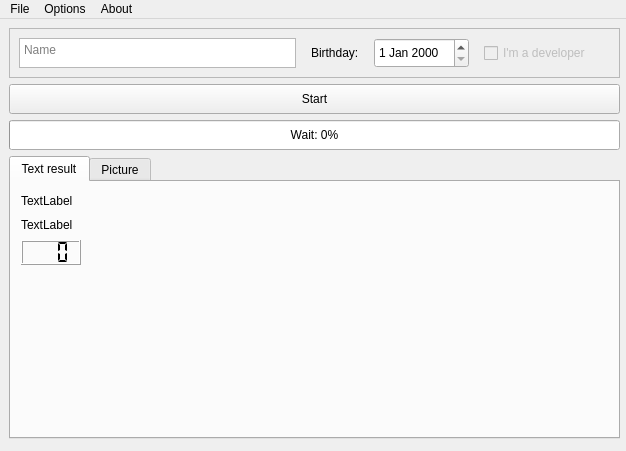
Before: the Qt Designer form QuteSample/mainwindow.ui in DarkCat09/qutesample, drawn with Qt 5.
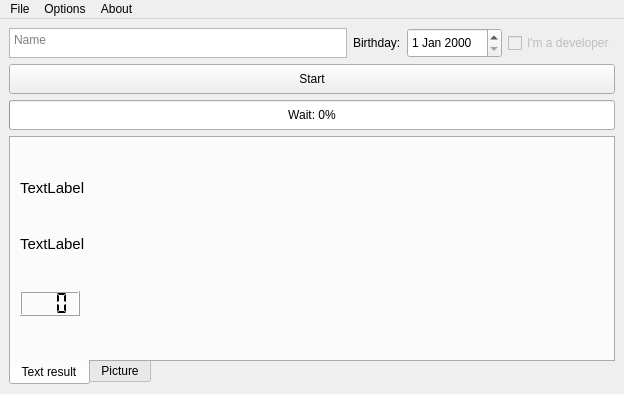
After: the same form once the commit is applied. The open tabs and pages were chosen to show the change.

The edit to the form file:
```diff
--- a/QuteSample/mainwindow.ui
+++ b/QuteSample/mainwindow.ui
@@ -6,121 +6,16 @@
    <rect>
     <x>0</x>
     <y>0</y>
-    <width>626</width>
-    <height>451</height>
+    <width>624</width>
+    <height>394</height>
    </rect>
   </property>
   <property name="windowTitle">
    <string>MainWindow</string>
   </property>
   <widget class="QWidget" name="centralwidget">
-   <widget class="QWidget" name="layoutWidget">
-    <property name="geometry">
-     <rect>
-      <x>9</x>
-      <y>9</y>
-      <width>611</width>
-      <height>411</height>
-     </rect>
-    </property>
-    <layout class="QVBoxLayout" name="verticalLayout">
-     <item>
-      <widget class="QFrame" name="frame">
-       <property name="minimumSize">
-        <size>
-         <width>0</width>
-         <height>50</height>
-        </size>
-       </property>
-       <property name="frameShape">
-        <enum>QFrame::StyledPanel</enum>
-       </property>
-       <property name="frameShadow">
-        <enum>QFrame::Raised</enum>
-       </property>
-       <widget class="QWidget" name="layoutWidget">
-        <property name="geometry">
-         <rect>
-          <x>10</x>
-          <y>0</y>
-          <width>572</width>
-          <height>51</height>
-         </rect>
-        </property>
-        <layout class="QHBoxLayout" name="horizontalLayout_2">
-         <property name="spacing">
-          <number>15</number>
-         </property>
-         <item>
-          <widget class="QPlainTextEdit" name="plainTextEdit_2">
-           <property name="maximumSize">
-            <size>
-             <width>16777215</width>
-             <height>30</height>
-            </size>
-           </property>
-           <property name="placeholderText">
-            <string>Name</string>
-           </property>
-          </widget>
-         </item>
-         <item>
-          <widget class="QLabel" name="label_2">
-           <property name="maximumSize">
-            <size>
-             <width>16777215</width>
-             <height>30</height>
-            </size>
-           </property>
-           <property name="text">
-            <string>Birthday:</string>
-           </property>
-          </widget>
-         </item>
-         <item>
-          <widget class="QDateEdit" name="dateEdit_2">
-           <property name="maximumSize">
-            <size>
-             <width>16777215</width>
-             <height>30</height>
-            </size>
-           </property>
-          </widget>
-         </item>
-         <item>
-          <widget class="QCheckBox" name="checkBox_2">
-           <property name="enabled">
-            <bool>false</bool>
-           </property>
-           <property name="maximumSize">
-            <size>
-             <width>16777215</width>
-             <height>30</height>
-            </size>
-           </property>
-           <property name="text">
-            <string>I'm a developer</string>
-           </property>
-          </widget>
-         </item>
-        </layout>
-       </widget>
-      </widget>
-     </item>
-     <item>
-      <widget class="QPushButton" name="pushButton">
-       <property name="minimumSize">
-        <size>
-         <width>0</width>
-         <height>30</height>
-        </size>
-       </property>
-       <property name="text">
-        <string>Start</string>
-       </property>
-      </widget>
-     </item>
-     <item>
+   <layout class="QGridLayout" name="gridLayout_2">
+    <item row="2" column="0">
       <widget class="QProgressBar" name="progressBar">
        <property name="minimumSize">
         <size>
@@ -136,27 +31,41 @@
        </property>
       </widget>
      </item>
-     <item>
+    <item row="3" column="0">
       <widget class="QTabWidget" name="tabWidget">
+      <property name="sizePolicy">
+       <sizepolicy hsizetype="MinimumExpanding" vsizetype="MinimumExpanding">
+        <horstretch>0</horstretch>
+        <verstretch>0</verstretch>
+       </sizepolicy>
+      </property>
+      <property name="tabPosition">
+       <enum>QTabWidget::South</enum>
+      </property>
+      <property name="tabShape">
+       <enum>QTabWidget::Rounded</enum>
+      </property>
        <property name="currentIndex">
-        <number>1</number>
+       <number>0</number>
        </property>
        <widget class="QWidget" name="tab">
         <attribute name="title">
          <string>Text result</string>
         </attribute>
-        <widget class="QWidget" name="layoutWidget">
-         <property name="geometry">
-          <rect>
-           <x>10</x>
-           <y>10</y>
-           <width>561</width>
-           <height>73</height>
-          </rect>
-         </property>
-         <layout class="QVBoxLayout" name="verticalLayout_2">
-          <item>
+       <layout class="QGridLayout" name="gridLayout_3">
+        <item row="0" column="0">
            <widget class="QLabel" name="label_greeting">
+          <property name="sizePolicy">
+           <sizepolicy hsizetype="Expanding" vsizetype="Maximum">
+            <horstretch>0</horstretch>
+            <verstretch>0</verstretch>
+           </sizepolicy>
+          </property>
+          <property name="font">
+           <font>
+            <pointsize>11</pointsize>
+           </font>
+          </property>
             <property name="text">
              <string>TextLabel</string>
             </property>
@@ -171,15 +80,32 @@
             </property>
            </widget>
           </item>
-          <item>
+        <item row="1" column="0">
            <widget class="QLabel" name="label_birthday">
+          <property name="sizePolicy">
+           <sizepolicy hsizetype="Expanding" vsizetype="Maximum">
+            <horstretch>0</horstretch>
+            <verstretch>0</verstretch>
+           </sizepolicy>
+          </property>
+          <property name="font">
+           <font>
+            <pointsize>11</pointsize>
+           </font>
+          </property>
             <property name="text">
              <string>TextLabel</string>
             </property>
            </widget>
           </item>
-          <item>
+        <item row="2" column="0">
            <widget class="QLCDNumber" name="lcdNumber">
+          <property name="sizePolicy">
+           <sizepolicy hsizetype="Minimum" vsizetype="Maximum">
+            <horstretch>0</horstretch>
+            <verstretch>0</verstretch>
+           </sizepolicy>
+          </property>
             <property name="minimumSize">
              <size>
               <width>0</width>
@@ -192,6 +118,11 @@
               <height>16777215</height>
              </size>
             </property>
+          <property name="font">
+           <font>
+            <pointsize>12</pointsize>
+           </font>
+          </property>
             <property name="digitCount">
              <number>3</number>
             </property>
@@ -202,36 +133,99 @@
           </item>
          </layout>
         </widget>
-       </widget>
        <widget class="QWidget" name="tab_2">
         <attribute name="title">
          <string>Picture</string>
         </attribute>
+       <layout class="QGridLayout" name="gridLayout_4">
+        <item row="0" column="0">
         <widget class="QLabel" name="label_image">
-         <property name="geometry">
-          <rect>
-           <x>10</x>
-           <y>10</y>
-           <width>321</width>
-           <height>241</height>
-          </rect>
-         </property>
          <property name="text">
           <string/>
          </property>
         </widget>
+        </item>
+       </layout>
        </widget>
       </widget>
      </item>
-    </layout>
-   </widget>
+    <item row="1" column="0">
+     <widget class="QPushButton" name="pushButton">
+      <property name="minimumSize">
+       <size>
+        <width>0</width>
+        <height>30</height>
+       </size>
+      </property>
+      <property name="text">
+       <string>Start</string>
+      </property>
+     </widget>
+    </item>
+    <item row="0" column="0">
+     <layout class="QGridLayout" name="gridLayout">
+      <item row="0" column="3">
+       <widget class="QCheckBox" name="checkBox_2">
+        <property name="enabled">
+         <bool>false</bool>
+        </property>
+        <property name="maximumSize">
+         <size>
+          <width>16777215</width>
+          <height>30</height>
+         </size>
+        </property>
+        <property name="text">
+         <string>I'm a developer</string>
+        </property>
+       </widget>
+      </item>
+      <item row="0" column="0">
+       <widget class="QPlainTextEdit" name="plainTextEdit_2">
+        <property name="maximumSize">
+         <size>
+          <width>16777215</width>
+          <height>30</height>
+         </size>
+        </property>
+        <property name="placeholderText">
+         <string>Name</string>
+        </property>
+       </widget>
+      </item>
+      <item row="0" column="2">
+       <widget class="QDateEdit" name="dateEdit_2">
+        <property name="maximumSize">
+         <size>
+          <width>16777215</width>
+          <height>30</height>
+         </size>
+        </property>
+       </widget>
+      </item>
+      <item row="0" column="1">
+       <widget class="QLabel" name="label_2">
+        <property name="maximumSize">
+         <size>
+          <width>16777215</width>
+          <height>30</height>
+         </size>
+        </property>
+        <property name="text">
+         <string>Birthday:</string>
+        </property>
+       </widget>
+      </item>
+     </layout>
+    </item>
+   </layout>
   </widget>
   <widget class="QMenuBar" name="menubar">
    <property name="geometry">
     <rect>
      <x>0</x>
      <y>0</y>
-     <width>626</width>
+     <width>624</width>
      <height>22</height>
     </rect>
    </property>
```
Lines whose indentation alone changed are shown as unchanged.
